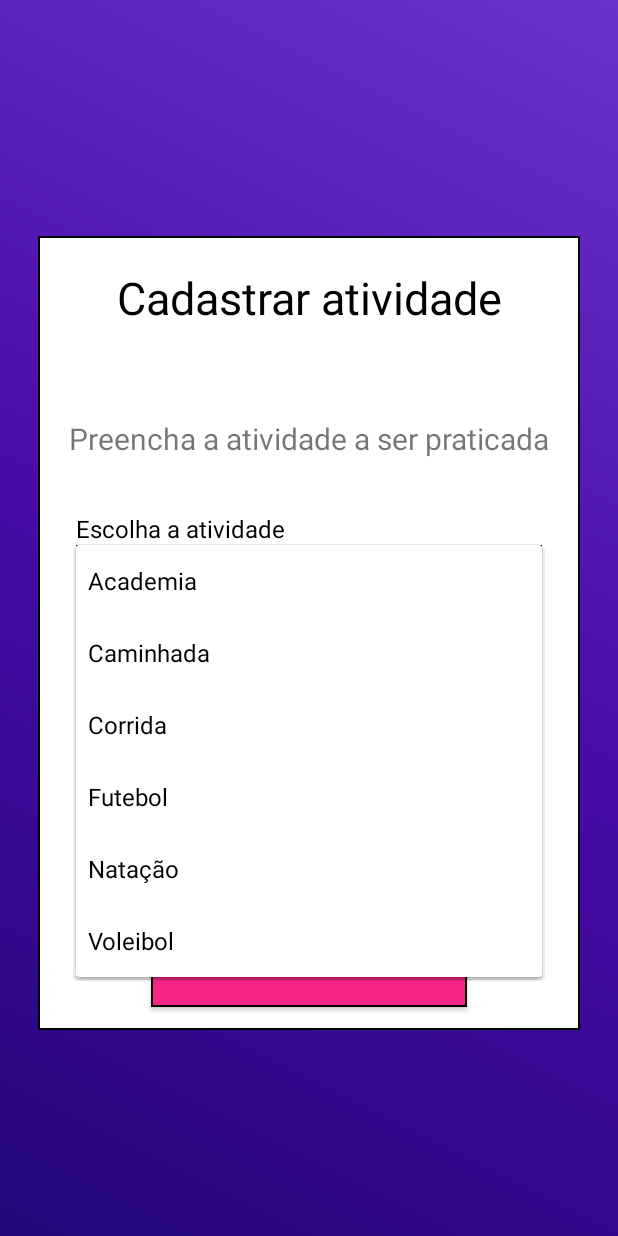
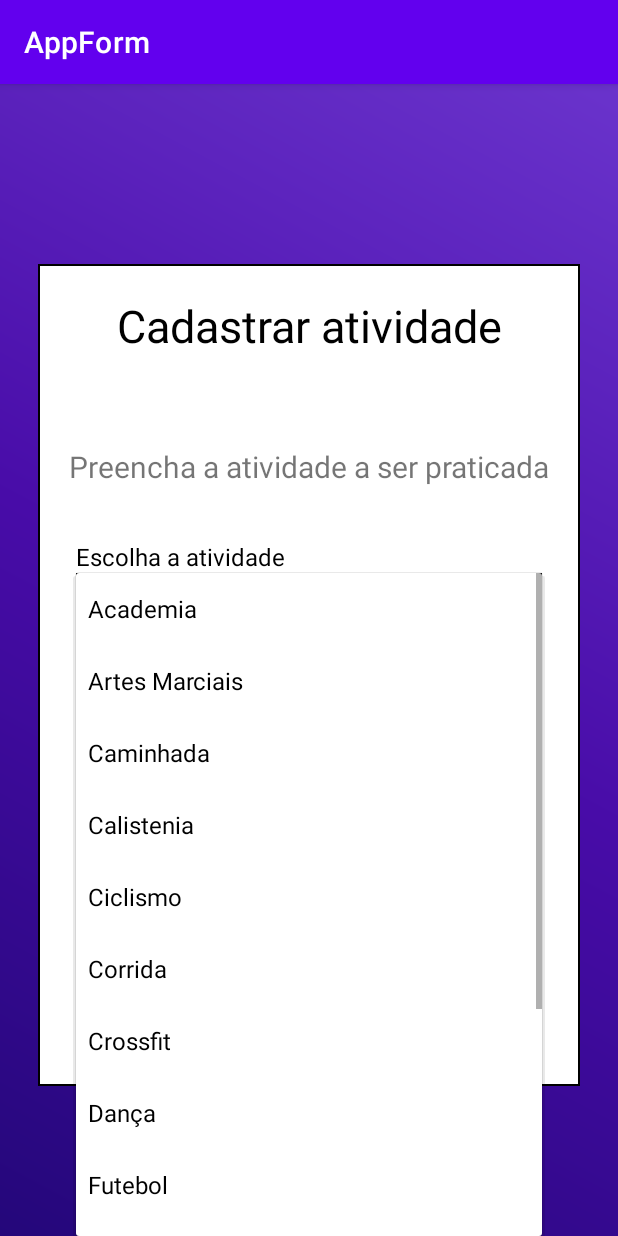
Before and after one commit to Hugonogo/ProjetoAPP, an Android app: the BorgActivity screen opened directly, with no data from a screen before it, after a tap on "Academia", on a phone screen of 412 x 824 dp. Run offline under Robolectric (Android 15) with nearby library versions, the phone set to English and light mode, and no system bars.

Commit message:
Descrições adicionadas e erros de layout corrigidos

```diff
--- a/app/src/main/java/com/example/appform/BorgActivity.java
+++ b/app/src/main/java/com/example/appform/BorgActivity.java
@@ -1,6 +1,5 @@
 package com.example.appform;
 
-import android.app.Activity;
 import android.os.Bundle;
 import android.view.View;
 import android.widget.AdapterView;
@@ -8,63 +7,63 @@ import android.widget.ArrayAdapter;
 import android.widget.Spinner;
 import android.widget.Toast;
 
-public class BorgActivity extends Activity {
+import androidx.appcompat.app.AppCompatActivity;
+
+public class BorgActivity extends AppCompatActivity {
+
     @Override
     protected void onCreate(Bundle savedInstanceState) {
         super.onCreate(savedInstanceState);
         setContentView(R.layout.activity_formulario_borg);
 
-        // Referência ao Spinner no layout
-        Spinner spinner = findViewById(R.id.spinner_atividade);
+        Spinner spinnerAtividade = findViewById(R.id.spinner_atividade);
+        Spinner spinnerBorg = findViewById(R.id.spinner_Borg);
 
-        // Criar um ArrayAdapter usando o array de opções e um layout padrão do Android
-        ArrayAdapter<CharSequence> adapter = ArrayAdapter.createFromResource(this, R.array.atividades_array, android.R.layout.simple_spinner_item);
+        // Definir opções para o spinner de exercícios
+        ArrayAdapter<CharSequence> exerciseAdapter = ArrayAdapter.createFromResource(
+                this,
+                R.array.atividades_array,
+                android.R.layout.simple_spinner_item
+        );
+        exerciseAdapter.setDropDownViewResource(android.R.layout.simple_spinner_dropdown_item);
+        spinnerAtividade.setAdapter(exerciseAdapter);
 
-        // Especificar o layout que será usado quando a lista de opções aparecer
-        adapter.setDropDownViewResource(android.R.layout.simple_spinner_dropdown_item);
+        // Definir opções para o spinner de nível de esforço
+        ArrayAdapter<CharSequence> effortLevelAdapter = ArrayAdapter.createFromResource(
+                this,
+                R.array.intensidade_array,
+                android.R.layout.simple_spinner_item
+        );
+        effortLevelAdapter.setDropDownViewResource(android.R.layout.simple_spinner_dropdown_item);
+        spinnerBorg.setAdapter(effortLevelAdapter);
 
-        // Aplicar o adaptador ao spinner
-        spinner.setAdapter(adapter);
-
-        // Definir um ouvinte para lidar com a seleção do item no spinner
-        spinner.setOnItemSelectedListener(new AdapterView.OnItemSelectedListener() {
+        // Adicionar listener para o spinner de exercícios
+        spinnerAtividade.setOnItemSelectedListener(new AdapterView.OnItemSelectedListener() {
             @Override
             public void onItemSelected(AdapterView<?> parentView, View selectedItemView, int position, long id) {
-                // O código aqui será executado quando uma opção for selecionada
-                String opcaoSelecionada = parentView.getItemAtPosition(position).toString();
-                Toast.makeText(BorgActivity.this, "Opção selecionada: " + opcaoSelecionada, Toast.LENGTH_SHORT).show();
+                // Obter o item selecionado no spinner de exercícios
+                String selectedExercise = parentView.getItemAtPosition(position).toString();
+                Toast.makeText(getApplicationContext(), "Exercício selecionado: " + selectedExercise, Toast.LENGTH_SHORT).show();
             }
 
             @Override
             public void onNothingSelected(AdapterView<?> parentView) {
-                // Este método é chamado quando nada está selecionado
+                // Nada a fazer aqui
             }
         });
 
-        // Referência ao Spinner no layout
-        Spinner spinner2 = findViewById(R.id.spinner_Borg);
-
-        // Criar um ArrayAdapter usando o array de opções e um layout padrão do Android
-        ArrayAdapter<CharSequence> adapter2 = ArrayAdapter.createFromResource(this, R.array.intensidade_array, android.R.layout.simple_spinner_item);
-
-        // Especificar o layout que será usado quando a lista de opções aparecer
-        adapter.setDropDownViewResource(android.R.layout.simple_spinner_dropdown_item);
-
-        // Aplicar o adaptador ao spinner
-        spinner2.setAdapter(adapter2);
-
-        // Definir um ouvinte para lidar com a seleção do item no spinner
-        spinner2.setOnItemSelectedListener(new AdapterView.OnItemSelectedListener() {
+        // Adicionar listener para o spinner de nível de esforço
+        spinnerBorg.setOnItemSelectedListener(new AdapterView.OnItemSelectedListener() {
             @Override
             public void onItemSelected(AdapterView<?> parentView, View selectedItemView, int position, long id) {
-                // O código aqui será executado quando uma opção for selecionada
-                String opcaoSelecionada2 = parentView.getItemAtPosition(position).toString();
-                Toast.makeText(BorgActivity.this, "Opção selecionada: " + opcaoSelecionada2, Toast.LENGTH_SHORT).show();
+                // Obter o item selecionado no spinner de nível de esforço
+                String selectedEffortLevel = parentView.getItemAtPosition(position).toString();
+                Toast.makeText(getApplicationContext(), "Nível de esforço selecionado: " + selectedEffortLevel, Toast.LENGTH_SHORT).show();
             }
 
             @Override
             public void onNothingSelected(AdapterView<?> parentView) {
-                // Este método é chamado quando nada está selecionado
+                // Nada a fazer aqui
             }
         });
     }
--- a/app/src/main/res/layout/activity_formulario_borg.xml
+++ b/app/src/main/res/layout/activity_formulario_borg.xml
@@ -93,7 +93,7 @@
             android:id="@+id/txt_IntensidadeBorg"
             android:layout_width="match_parent"
             android:layout_height="wrap_content"
-            android:text="@string/Intensidade"
+            android:text="@string/esforco_atividade"
             android:layout_marginStart="25dp"
             android:layout_marginTop="5dp"
             android:textColor="@color/black"
--- a/app/src/main/res/layout/activity_step_count.xml
+++ b/app/src/main/res/layout/activity_step_count.xml
@@ -60,7 +60,8 @@
             android:id="@+id/BorgButton"
             android:layout_width="wrap_content"
             android:layout_height="wrap_content"
-            android:layout_below="@id/IniciarButton"
+            android:layout_below="@id/progres_steps"
+            android:layout_marginTop="40dp"
             android:layout_centerHorizontal="true"
             android:text="@string/cadastrar_atividade" />
 
--- a/app/src/main/res/values/arrays.xml
+++ b/app/src/main/res/values/arrays.xml
@@ -1,25 +1,33 @@
 <?xml version="1.0" encoding="utf-8"?>
+
 <resources>
     <string-array name="atividades_array">
         <item>Academia</item>
+        <item>Artes Marciais</item>
         <item>Caminhada</item>
+        <item>Calistenia</item>
+        <item>Ciclismo</item>
         <item>Corrida</item>
+        <item>Crossfit</item>
+        <item>Dança</item>
         <item>Futebol</item>
         <item>Natação</item>
-        <item>Voleibol</item>
+        <item>Pilates</item>
+        <item>Remo</item>
+        <item>Vôlei</item>
+        <item>Yoga</item>
+
     </string-array>
 
     <string-array name="intensidade_array">
-        <item>0</item>
-        <item>1</item>
-        <item>2</item>
-        <item>3</item>
-        <item>4</item>
-        <item>5</item>
-        <item>6</item>
-        <item>7</item>
-        <item>8</item>
-        <item>9</item>
-        <item>10</item>
+        <item>(0) Nenhum</item>
+        <item>(1) Muito Leve</item>
+        <item>(2) Leve</item>
+        <item>(3) Moderado</item>
+        <item>(4) Pouco Intenso</item>
+        <item>(5~6) Intenso</item>
+        <item>(7~8) Muito Intenso</item>
+        <item>(9) Extremamente Intenso</item>
+        <item>(10) Máximo</item>
     </string-array>
 </resources>
--- a/app/src/main/res/values/strings.xml
+++ b/app/src/main/res/values/strings.xml
@@ -60,6 +60,6 @@
     <string name="nome_atividade">Escolha a atividade</string>
     <string name="tempo_atividade">Digite a duração da atividade</string>
     <string name="preencher_tempo">(em minutos)</string>
-    <string name="Intensidade">Intensidade</string>
+    <string name="esforco_atividade"> Classifique o nível de esforço da atividade (observe sua respiração) </string>
     <string name="salvar_atividade">Salvar</string>
 </resources>
```
